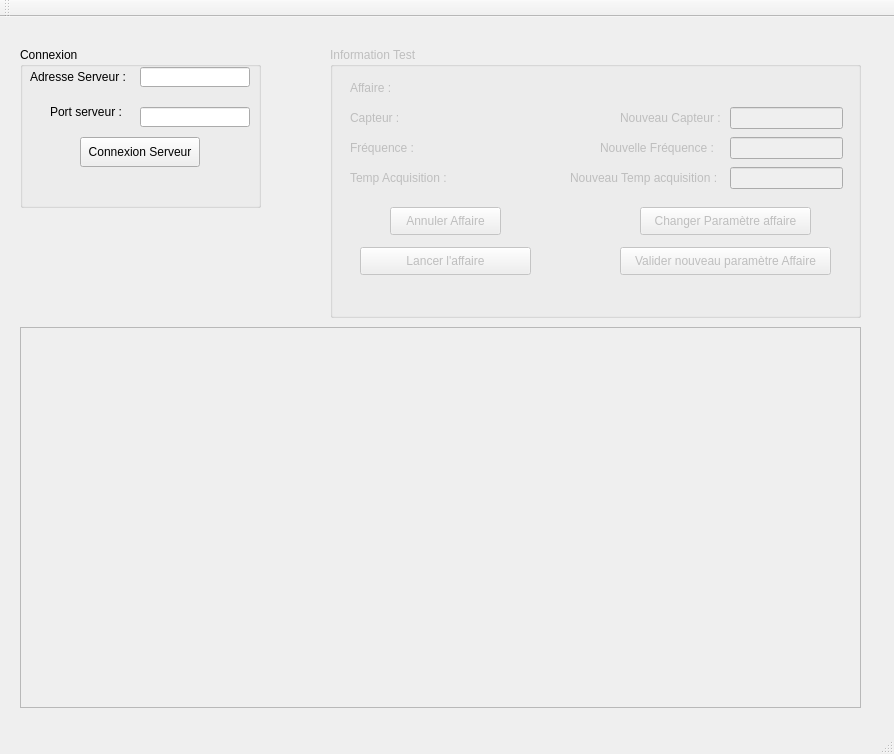
Qt form PosteBanc/PosteBanc/PosteBanc.ui (Woulfty/Projet_Verin) before a commit.
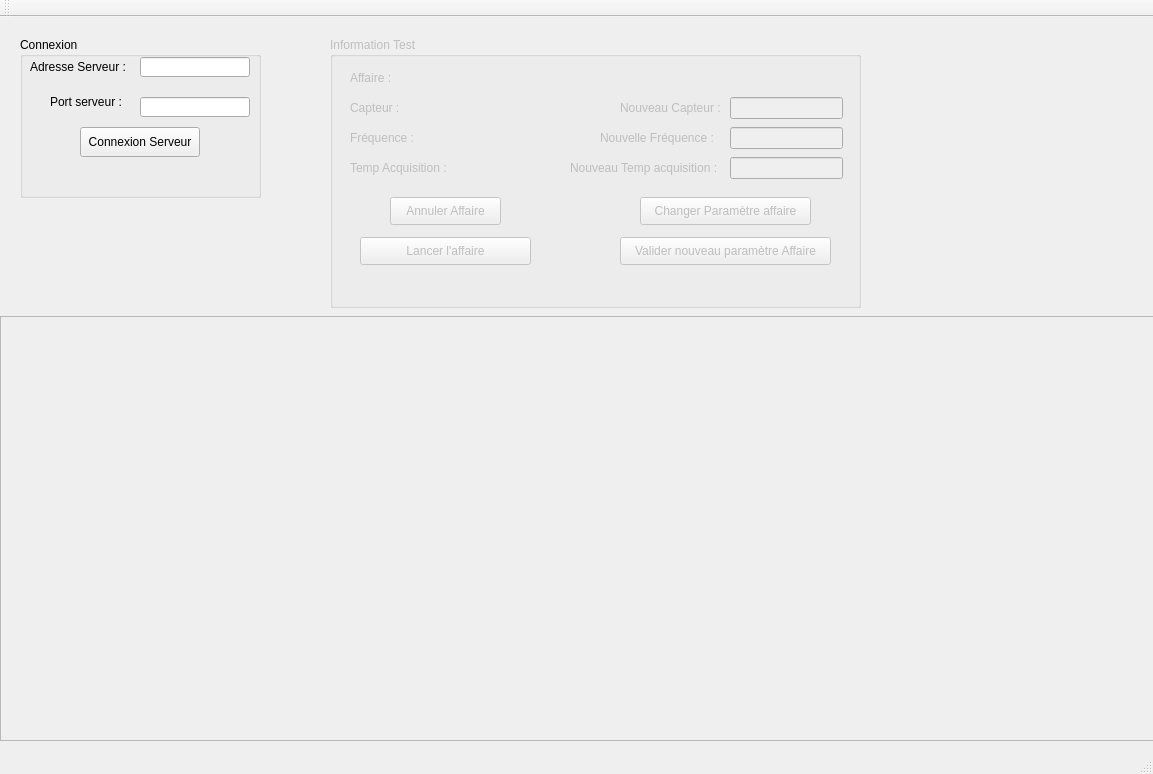
The same form after that commit.

Commit message: Modification IHM inutile

Patch:
```diff
--- a/PosteBanc/PosteBanc/PosteBanc.ui
+++ b/PosteBanc/PosteBanc/PosteBanc.ui
@@ -6,8 +6,8 @@
    <rect>
     <x>0</x>
     <y>0</y>
-    <width>894</width>
-    <height>754</height>
+    <width>1153</width>
+    <height>774</height>
    </rect>
   </property>
   <property name="windowTitle">
@@ -18,7 +18,7 @@
     <property name="geometry">
      <rect>
       <x>20</x>
-      <y>30</y>
+      <y>20</y>
       <width>241</width>
       <height>161</height>
      </rect>
@@ -106,7 +106,7 @@
     <property name="geometry">
      <rect>
       <x>330</x>
-      <y>30</y>
+      <y>20</y>
       <width>531</width>
       <height>271</height>
      </rect>
@@ -377,10 +377,10 @@
    <widget class="QScrollArea" name="scrollArea">
     <property name="geometry">
      <rect>
-      <x>20</x>
-      <y>310</y>
-      <width>841</width>
-      <height>381</height>
+      <x>0</x>
+      <y>299</y>
+      <width>1161</width>
+      <height>425</height>
      </rect>
     </property>
     <property name="widgetResizable">
@@ -391,10 +391,21 @@
       <rect>
        <x>0</x>
        <y>0</y>
-       <width>839</width>
-       <height>379</height>
+       <width>1159</width>
+       <height>423</height>
       </rect>
      </property>
+     <widget class="QWidget" name="gridLayoutWidget">
+      <property name="geometry">
+       <rect>
+        <x>0</x>
+        <y>0</y>
+        <width>1151</width>
+        <height>421</height>
+       </rect>
+      </property>
+      <layout class="QGridLayout" name="gridLayout"/>
+     </widget>
     </widget>
    </widget>
   </widget>
```
Left out of the diff: 2 changed lines with no effect on the pictures.
